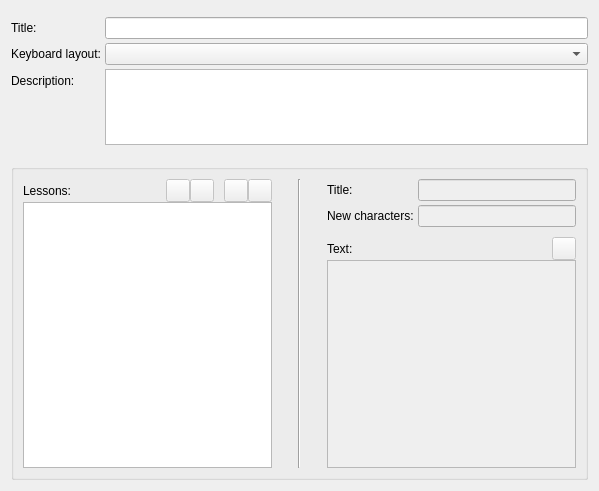
Before: the Qt Designer form src/ui/courseeditor.ui in KDE/ktouch, drawn with Qt 5.
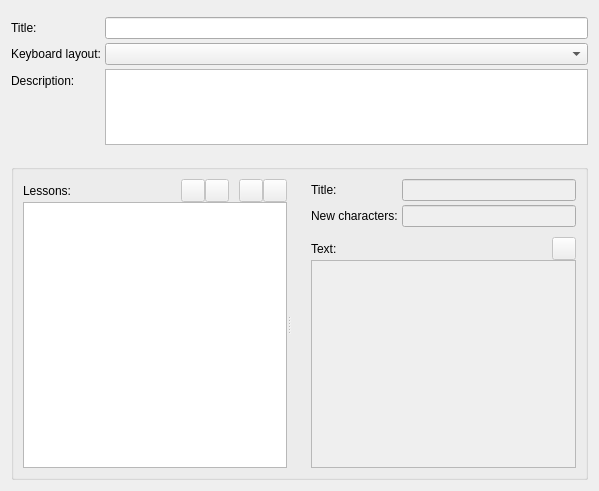
After: the same form once the commit is applied. Icons and pictures are not drawn. Custom widgets are drawn as their Qt base class.

Commit message:
resource editor: optimize layout of course editor
Employ a QSplitter between the lessons list and the lesson editor and
give the lesson editor a large stretch factor so it get most of the
space automatically if the window gets enlarged.

The edit to the form file:
```diff
--- a/src/ui/courseeditor.ui
+++ b/src/ui/courseeditor.ui
@@ -115,6 +115,14 @@
      </property>
      <layout class="QHBoxLayout" name="horizontalLayout_3">
       <item>
+       <widget class="QSplitter" name="m_lessonsSplitter">
+        <property name="orientation">
+         <enum>Qt::Horizontal</enum>
+        </property>
+        <property name="childrenCollapsible">
+         <bool>false</bool>
+        </property>
+        <widget class="QWidget" name="">
        <layout class="QVBoxLayout" name="m_verticalLayout">
         <property name="spacing">
          <number>0</number>
@@ -239,30 +247,9 @@
          </widget>
         </item>
        </layout>
-      </item>
-      <item>
-       <spacer name="m_horizontalSpacer_4">
-        <property name="orientation">
-         <enum>Qt::Horizontal</enum>
-        </property>
-        <property name="sizeType">
-         <enum>QSizePolicy::Fixed</enum>
-        </property>
-        <property name="sizeHint" stdset="0">
-         <size>
-          <width>20</width>
-          <height>20</height>
-         </size>
-        </property>
-       </spacer>
-      </item>
-      <item>
-       <widget class="Line" name="m_line">
-        <property name="orientation">
-         <enum>Qt::Vertical</enum>
-        </property>
-       </widget>
-      </item>
+        </widget>
+        <widget class="QWidget" name="">
+         <layout class="QHBoxLayout" name="m_horizontalLayout_3">
       <item>
        <spacer name="m_horizontalSpacer_5">
         <property name="orientation">
@@ -408,6 +395,10 @@
          </widget>
         </item>
        </layout>
+          </item>
+         </layout>
+        </widget>
+       </widget>
       </item>
      </layout>
     </widget>
```
Left out of the diff: 2 changed lines with no effect on the pictures. Lines whose indentation alone changed are shown as unchanged. The commit also changes 1 other file.
